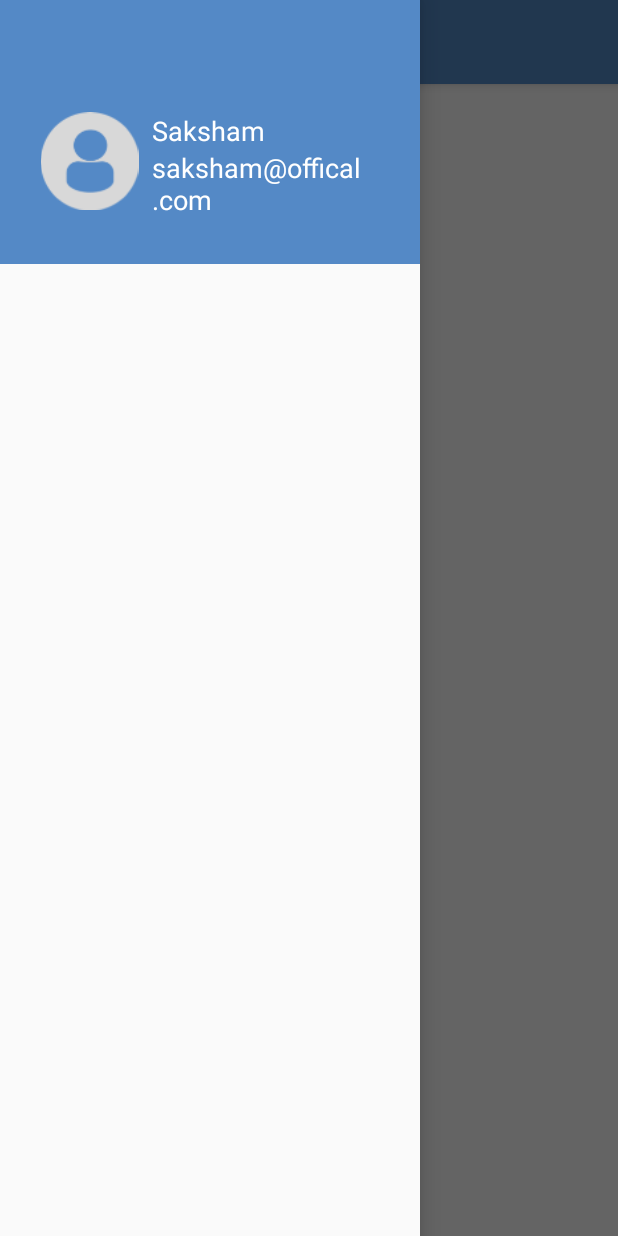
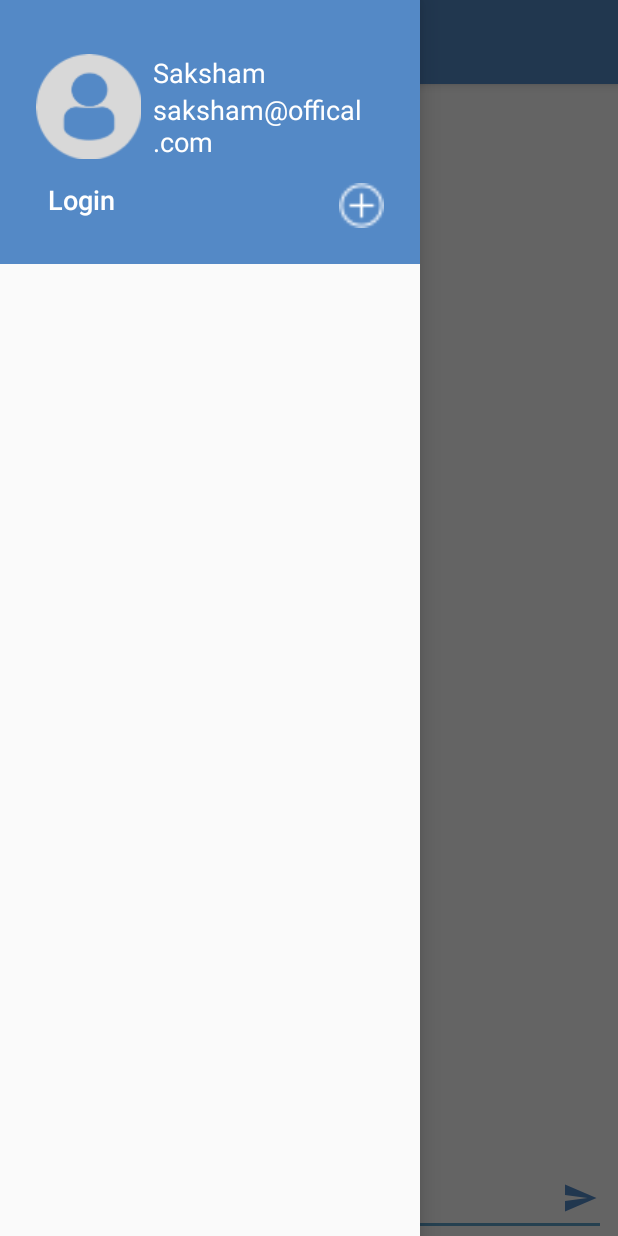
Before and after one commit to thebigshotsam/Smack, an Android app: the screen it shows after launch (MainActivity), with the side drawer open, on a phone screen of 412 x 824 dp. Run offline under Robolectric (Android 15) with nearby library versions, the phone set to English and light mode, and no system bars.

Commit message:
UI complte

```diff
--- a/app/build.gradle
+++ b/app/build.gradle
@@ -24,7 +24,7 @@ android {
 
 dependencies {
     implementation fileTree(dir: 'libs', include: ['*.jar'])
-    implementation"org.jetbrains.kotlin:kotlin-stdlib-jdk7:$kotlin_version"
+    implementation "org.jetbrains.kotlin:kotlin-stdlib-jdk7:$kotlin_version"
     implementation 'com.android.support:appcompat-v7:28.0.0'
     implementation 'com.android.support:design:28.0.0'
     implementation 'com.android.support.constraint:constraint-layout:1.1.3'
--- a/app/src/main/AndroidManifest.xml
+++ b/app/src/main/AndroidManifest.xml
@@ -18,6 +18,10 @@
                 <category android:name="android.intent.category.LAUNCHER"/>
             </intent-filter>
         </activity>
+        <activity android:name=".LoginActivity">
+        </activity>
+        <activity android:name=".CreateUserActivity">
+        </activity>
     </application>
 
 </manifest>
--- a/app/src/main/res/layout/content_main.xml
+++ b/app/src/main/res/layout/content_main.xml
@@ -10,12 +10,34 @@
         tools:context=".MainActivity">
 
     <TextView
-            android:layout_width="wrap_content"
+            android:layout_width="0dp"
             android:layout_height="wrap_content"
-            android:text="Hello World!"
-            app:layout_constraintBottom_toBottomOf="parent"
+            android:text="Please Log In"
             app:layout_constraintLeft_toLeftOf="parent"
             app:layout_constraintRight_toRightOf="parent"
-            app:layout_constraintTop_toTopOf="parent"/>
+            app:layout_constraintTop_toTopOf="parent" android:textAlignment="center" android:textSize="18sp"
+            android:id="@+id/mainChannelName"/>
+    <EditText
+            android:layout_width="0dp"
+            android:layout_height="wrap_content"
+            android:inputType="textMultiLine"
+            android:ems="10"
+            android:id="@+id/messageTextField"
+            app:layout_constraintStart_toStartOf="parent" android:layout_marginStart="8dp"
+            app:layout_constraintEnd_toEndOf="parent" android:layout_marginEnd="8dp"
+            app:layout_constraintBottom_toBottomOf="parent" android:hint="message:"/>
+    <ImageButton
+            android:layout_width="35dp"
+            android:layout_height="35dp" app:srcCompat="@drawable/ic_menu_send"
+            android:layout_marginEnd="8dp"
+            app:layout_constraintEnd_toEndOf="parent" android:id="@+id/sendMessageBtn" android:layout_marginBottom="8dp"
+            app:layout_constraintBottom_toBottomOf="parent" android:tint="@color/colorPrimary"
+            android:background="@android:color/transparent" android:onClick="sendMessageBtnClicked"/>
+    <android.support.v7.widget.RecyclerView
+            android:layout_width="0dp"
+            android:layout_height="0dp" android:layout_marginTop="8dp"
+            app:layout_constraintTop_toBottomOf="@+id/mainChannelName" app:layout_constraintStart_toStartOf="parent"
+            app:layout_constraintEnd_toEndOf="parent"
+            app:layout_constraintBottom_toTopOf="@+id/messageTextField" android:id="@+id/messageListView"/>
 
 </android.support.constraint.ConstraintLayout>
--- a/app/src/main/res/layout/nav_header_main.xml
+++ b/app/src/main/res/layout/nav_header_main.xml
@@ -14,27 +14,47 @@
         android:gravity="bottom">
 
     <ImageView
-            android:layout_width="67dp"
-            android:layout_height="65dp" app:srcCompat="@drawable/profiledefault"
-            android:id="@+id/imageView"
+            android:layout_width="70dp"
+            android:layout_height="70dp" app:srcCompat="@drawable/profiledefault"
+            android:id="@+id/userImageNavHeader"
             android:layout_alignParentStart="true"
-            android:layout_marginStart="10dp" android:layout_alignParentBottom="true"
-            android:layout_marginBottom="20dp"/>
+            android:layout_marginStart="8dp"
+            android:layout_above="@+id/loginBtnNavHeader" android:layout_marginBottom="8dp"/>
     <TextView
             android:text="Saksham"
             android:layout_width="wrap_content"
             android:layout_height="wrap_content"
-            android:id="@+id/textView"
-            android:layout_marginStart="8dp" android:layout_toEndOf="@+id/imageView" android:textSize="18sp"
+            android:id="@+id/userNameNavHeader"
+            android:layout_marginStart="8dp" android:layout_toEndOf="@+id/userImageNavHeader" android:textSize="18sp"
             android:textColor="@android:color/white"
-            android:layout_alignTop="@+id/imageView" android:layout_marginTop="0dp"/>
+            android:layout_alignTop="@+id/userImageNavHeader" android:layout_marginTop="0dp"
+            android:layout_alignParentEnd="true" android:layout_marginEnd="8dp"/>
     <TextView
             android:text="saksham@offical.com"
             android:layout_width="wrap_content"
-            android:layout_height="wrap_content" android:layout_alignBottom="@+id/imageView" android:id="@+id/textView3"
+            android:layout_height="wrap_content" android:layout_alignBottom="@+id/userImageNavHeader"
+            android:id="@+id/userEmailNavHeader"
             android:layout_marginBottom="-1dp"
             android:layout_marginTop="0dp"
-            android:layout_below="@+id/textView" android:layout_toEndOf="@+id/imageView"
+            android:layout_below="@+id/userNameNavHeader" android:layout_toEndOf="@+id/userImageNavHeader"
             android:layout_marginStart="8dp" android:textAppearance="@android:style/TextAppearance.Material.Small"
-            android:textColor="@android:color/white" android:textSize="18sp"/>
+            android:textColor="@android:color/white" android:textSize="18sp" android:layout_alignParentEnd="true"
+            android:layout_marginEnd="8dp"/>
+    <ImageButton
+            android:layout_width="30dp"
+            android:layout_height="30dp" app:srcCompat="@drawable/addchannelbutton"
+            android:layout_alignParentEnd="true" android:layout_marginEnd="8dp" android:layout_alignParentBottom="true"
+            android:id="@+id/addChannelBtn" android:layout_marginBottom="8dp"
+            android:background="@android:color/transparent" android:scaleType="fitXY"
+            android:onClick="addChannelBtnClicked"/>
+    <Button
+            android:text="Login"
+            android:layout_width="wrap_content"
+            android:layout_height="38dp"
+            android:id="@+id/loginBtnNavHeader"
+            android:layout_alignParentStart="true" android:layout_marginStart="16dp"
+            android:layout_alignParentBottom="true" android:layout_marginBottom="8dp"
+            android:textColor="@android:color/white"
+            android:background="@android:color/transparent" android:textSize="18sp" android:textAllCaps="false"
+            android:onClick="loginBtnNavClicked" android:textAlignment="viewStart"/>
 </RelativeLayout>
```
Also changed, not shown: app/src/main/java/com/thebigshot_developers/saksham/smack/CreateUserActivity.kt (added, +19 -0 lines), app/src/main/java/com/thebigshot_developers/saksham/smack/LoginActivity.kt (added, +22 -0 lines), app/src/main/java/com/thebigshot_developers/saksham/smack/MainActivity.kt (+12 -8 lines), app/src/main/res/layout/activity_create_user.xml (added, +72 -0 lines), app/src/main/res/layout/activity_login.xml (added, +51 -0 lines).
